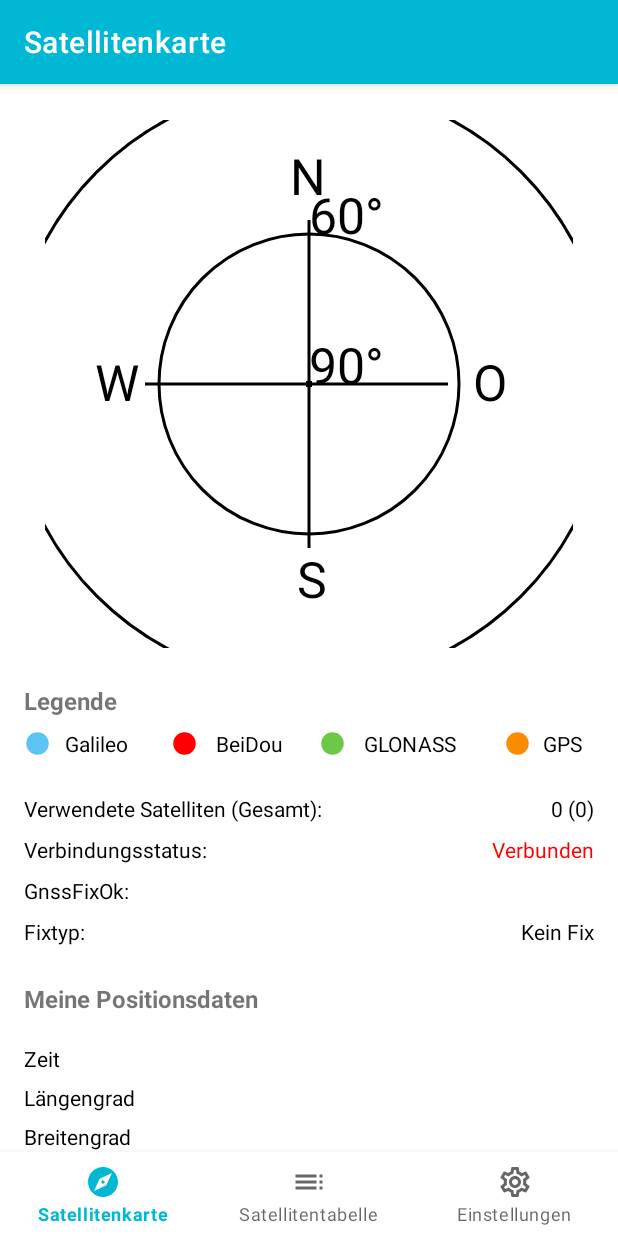
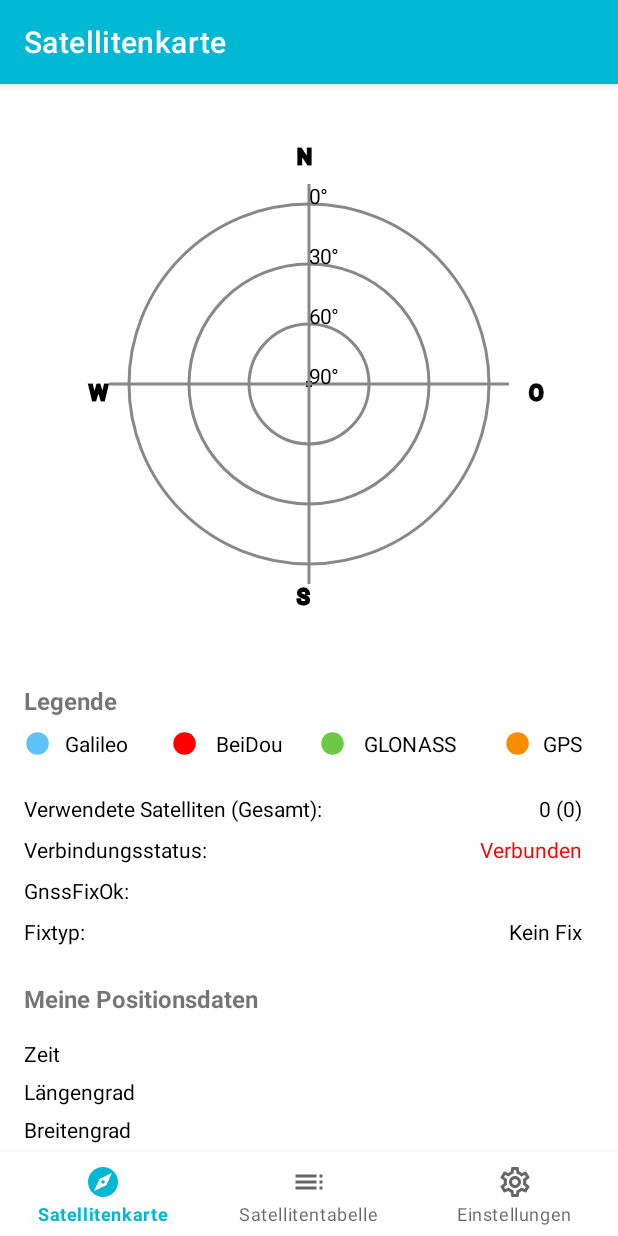
Before and after one commit to alschube/gnss-navigation-status, an Android app: the screen it shows after launch (MainActivity), on a phone screen of 412 x 824 dp. Run offline under Robolectric (Android 15) with nearby library versions, the phone set to English and light mode, and no system bars; our stand-ins replace navigation-ui.

Commit message:
made graphics dynamic to screen size

```diff
--- a/frontend/app/src/main/java/com/example/gnssnavigationstatus/ui/map/map_components/Map.kt
+++ b/frontend/app/src/main/java/com/example/gnssnavigationstatus/ui/map/map_components/Map.kt
@@ -8,6 +8,11 @@ import com.example.gnssnavigationstatus.R
 import com.example.gnssnavigationstatus.data.GnssDataHolder
 import kotlin.math.cos
 import kotlin.math.sin
+import android.os.Build
+import android.view.WindowManager
+import android.view.WindowMetrics
+import androidx.annotation.RequiresApi
+
 
 /**
  * This class is responsible for drawing the map
@@ -18,13 +23,18 @@ import kotlin.math.sin
  * @param height the height of the screen
  */
 @SuppressLint("ViewConstructor")
+@RequiresApi(Build.VERSION_CODES.R)
 class Map(context: Context, width: Int, height: Int) : View(context) {
 
+    private var wm = context.getSystemService(Context.WINDOW_SERVICE) as WindowManager
+    private var metrics:WindowMetrics = wm.currentWindowMetrics
+    private var viewRight = metrics.bounds.right
+
     /** create some variables used for calculation*/
-    private var scale: Int = 5
-    private var textSize: Float = 50f
-    private var textSizeDoubled: Float = textSize * 2
-    private var textSizeQuartered: Float = textSize * 2 / 8
+    private var scale: Int = viewRight / 250
+    private var textLabelY:Float = 16f
+    private var textLabelX:Float = 12.5f
+    private var scaledTextSize:Float = viewRight / 30f
     private val thinStroke: Float = 3f
     private val thickStroke: Float = 6f
     private var centerX: Float = width.toFloat() / 2
@@ -33,17 +43,19 @@ class Map(context: Context, width: Int, height: Int) : View(context) {
     private val thirtyDegrees:Float = 30f
     private val sixtyDegrees:Float = 60f
     private val ninetyDegrees:Float = 90f
+    private val hundredScaled:Float = 100f * scale
+    private val scaledTextDistance:Float = 110f * scale
 
     /** create some more colors*/
     private val orange: Int = Color.rgb(251, 140, 0)
-    private val dkgreen: Int = Color.rgb(0, 137, 123)
-    private val lgreen: Int = Color.rgb(109, 201, 69)
-    private val lblue: Int = Color.rgb(93, 194, 244)
+    private val lGreen: Int = Color.rgb(109, 201, 69)
+    private val lBlue: Int = Color.rgb(93, 194, 244)
 
     /** create a paint for each type of object */
     private var dotPaint = Paint()
     private var circlePaint = Paint()
     private var textPaint = Paint()
+    private var boldTextPaint = Paint()
     private var satellitePaint = Paint()
     private var satIdTextPaint = Paint()
 
@@ -61,15 +73,19 @@ class Map(context: Context, width: Int, height: Int) : View(context) {
         dotPaint = createPaint(Color.BLACK, thickStroke, Paint.Style.STROKE)
 
         //defines the style of circles
-        circlePaint = createPaint(Color.BLACK, thinStroke, Paint.Style.STROKE)
+        circlePaint = createPaint(Color.GRAY, thinStroke, Paint.Style.STROKE)
 
         //defines the style of texts
         textPaint = createPaint(Color.BLACK, thinStroke, Paint.Style.FILL)
-        textPaint.textSize = textSize
+        textPaint.textSize = scaledTextSize
+
+        //defines the style of bold texts
+        boldTextPaint = createPaint(Color.BLACK, thinStroke, Paint.Style.FILL_AND_STROKE)
+        boldTextPaint.textSize = scaledTextSize
 
         //defines the style of satelliteIdentifier
         satIdTextPaint = createPaint(Color.BLACK, 8f, Paint.Style.FILL)
-        satIdTextPaint.textSize = 40f
+        satIdTextPaint.textSize = scaledTextSize
 
         //defines the style of the satellites
         satellitePaint = createPaint(Color.TRANSPARENT, thinStroke, Paint.Style.FILL)
@@ -79,8 +95,9 @@ class Map(context: Context, width: Int, height: Int) : View(context) {
         canvas?.drawCircle(centerX, centerY, ninetyDegrees * scale, circlePaint)
         canvas?.drawCircle(centerX, centerY, sixtyDegrees * scale, circlePaint)
         canvas?.drawCircle(centerX, centerY, thirtyDegrees * scale, circlePaint)
-        canvas?.drawLine(centerX, textSizeDoubled, centerX, height - textSizeDoubled, circlePaint) //vertical line
-        canvas?.drawLine(textSizeDoubled, centerY, width - textSize * 2.5f, centerY, circlePaint) //horizontal line
+        canvas?.drawLine(centerX,
+            centerY + hundredScaled, centerX, centerY - hundredScaled, circlePaint) //vertical line
+        canvas?.drawLine(centerX + hundredScaled, centerY, centerX - hundredScaled, centerY, circlePaint) //horizontal line
 
         //labels the coordinate system
         canvas?.drawText("90°", centerX, centerY, textPaint)
@@ -88,10 +105,10 @@ class Map(context: Context, width: Int, height: Int) : View(context) {
         canvas?.drawText("30°", centerX, (centerY - sixtyDegrees * scale), textPaint)
         canvas?.drawText("0°", centerX, (centerY - ninetyDegrees * scale), textPaint)
 
-        canvas?.drawText("N", centerX - textSize * 3 / 8, textSize + textSize / 2, textPaint)
-        canvas?.drawText("S", centerX - textSizeQuartered, height - textSize, textPaint)
-        canvas?.drawText("O", width - textSizeDoubled, centerY + textSize * 1 / 3, textPaint)
-        canvas?.drawText("W", textSize, height / 2 + textSize * 1 / 3, textPaint)
+        canvas?.drawText("N", centerX - textLabelX, centerY - scaledTextDistance, boldTextPaint)
+        canvas?.drawText("S", centerX - textLabelX, centerY + scaledTextDistance, boldTextPaint)
+        canvas?.drawText("O", centerX + scaledTextDistance, centerY + textLabelY, boldTextPaint)
+        canvas?.drawText("W", centerX - scaledTextDistance, centerY + textLabelY, boldTextPaint)
 
         // draw the satellites
         // first check if data is given
@@ -104,8 +121,8 @@ class Map(context: Context, width: Int, height: Int) : View(context) {
 
                 // find correct satellite type and the according color
                 when (sat.type) {
-                    context.getString(R.string.GAL_text) -> satellitePaint.color = lblue
-                    context.getString(R.string.GLO_text) -> satellitePaint.color = lgreen
+                    context.getString(R.string.GAL_text) -> satellitePaint.color = lBlue
+                    context.getString(R.string.GLO_text) -> satellitePaint.color = lGreen
                     context.getString(R.string.BDS_text) -> satellitePaint.color = Color.RED
                     context.getString(R.string.GPS_text) -> satellitePaint.color = orange
                 }
@@ -118,6 +135,7 @@ class Map(context: Context, width: Int, height: Int) : View(context) {
                     5f * scale,
                     satellitePaint
                 )
+                //draw the satellite identifier
                 canvas?.drawText(sat.satelliteIdentifier.toString(), positionIdentityVector[0].toFloat() - 25, positionIdentityVector[1].toFloat()+10, satIdTextPaint)
             }
         }
--- a/frontend/app/src/main/res/layout/fragment_map.xml
+++ b/frontend/app/src/main/res/layout/fragment_map.xml
@@ -51,7 +51,7 @@
                 android:layout_width="wrap_content"
                 android:layout_height="wrap_content"
                 android:layout_marginTop="8dp"
-                android:layout_marginEnd="16dp"
+                android:layout_marginEnd="24dp"
                 android:text="@string/connection_status_text"
                 android:textColor="#FF0000"
                 app:layout_constraintEnd_toEndOf="parent"
@@ -79,6 +79,31 @@
                 app:layout_constraintTop_toTopOf="@+id/textView20"
                 app:layout_constraintVertical_bias="0.0"
                 android:contentDescription="@string/glonass_symbol_descr" />
+
+            <ImageView
+                android:id="@+id/beidou_symbol"
+                android:layout_width="18dp"
+                android:layout_height="19dp"
+                android:layout_marginEnd="12dp"
+                android:contentDescription="@string/beidou_symbol_descr"
+                android:src="@drawable/ic_circle_24px_brred"
+                app:layout_constraintBottom_toBottomOf="@+id/textView17"
+                app:layout_constraintEnd_toStartOf="@+id/textView20"
+                app:layout_constraintTop_toTopOf="@+id/textView17"
+                app:layout_constraintVertical_bias="0.0" />
+
+            <ImageView
+                android:id="@+id/GPS_symbol"
+                android:layout_width="18dp"
+                android:layout_height="19dp"
+                android:layout_marginEnd="8dp"
+                android:contentDescription="@string/gps_symbol_descr"
+                android:src="@drawable/ic_circle_24px_orange"
+                app:layout_constraintBottom_toBottomOf="@+id/textView19"
+                app:layout_constraintEnd_toStartOf="@+id/textView18"
+                app:layout_constraintTop_toTopOf="@+id/textView19"
+                app:layout_constraintVertical_bias="0.0"
+                tools:ignore="ImageContrastCheck" />
 
             <TextView
                 android:id="@+id/textView20"
@@ -130,30 +155,6 @@
                 app:layout_constraintTop_toTopOf="@+id/galileo_symbol"
                 app:layout_constraintVertical_bias="0.0" />
 
-            <ImageView
-                android:id="@+id/beidou_symbol"
-                android:layout_width="18dp"
-                android:layout_height="19dp"
-                android:layout_marginEnd="12dp"
-                android:src="@drawable/ic_circle_24px_brred"
-                app:layout_constraintBottom_toBottomOf="@+id/textView17"
-                app:layout_constraintEnd_toStartOf="@+id/textView20"
-                app:layout_constraintTop_toTopOf="@+id/textView17"
-                app:layout_constraintVertical_bias="0.0"
-                android:contentDescription="@string/beidou_symbol_descr" />
-
-            <ImageView
-                android:id="@+id/GPS_symbol"
-                android:layout_width="18dp"
-                android:layout_height="19dp"
-                android:layout_marginEnd="8dp"
-                android:src="@drawable/ic_circle_24px_orange"
-                app:layout_constraintBottom_toBottomOf="@+id/textView19"
-                app:layout_constraintEnd_toStartOf="@+id/textView18"
-                app:layout_constraintTop_toTopOf="@+id/textView19"
-                app:layout_constraintVertical_bias="0.0"
-                android:contentDescription="@string/gps_symbol_descr" />
-
             <TextView
                 android:id="@+id/number_sats_used_title"
                 android:layout_width="wrap_content"
@@ -172,7 +173,7 @@
                 android:layout_width="wrap_content"
                 android:layout_height="wrap_content"
                 android:layout_marginTop="24dp"
-                android:layout_marginEnd="16dp"
+                android:layout_marginEnd="24dp"
                 android:text="@string/text_number_sats"
                 android:textColor="@color/black"
                 app:layout_constraintEnd_toEndOf="parent"
@@ -195,12 +196,34 @@
                 android:layout_width="wrap_content"
                 android:layout_height="wrap_content"
                 android:layout_marginStart="16dp"
-                android:layout_marginTop="20dp"
+                android:layout_marginTop="24dp"
                 android:text="@string/title_rtcm"
                 android:textSize="16sp"
                 android:textStyle="bold"
                 app:layout_constraintStart_toStartOf="parent"
-                app:layout_constraintTop_toBottomOf="@+id/tableLayout" />
+                app:layout_constraintTop_toBottomOf="@+id/vert_acc_title" />
+
+            <TextView
+                android:id="@+id/ref_station_text"
+                android:layout_width="wrap_content"
+                android:layout_height="wrap_content"
+                android:layout_marginTop="8dp"
+                android:layout_marginEnd="24dp"
+                android:text="@string/ref_station_text"
+                android:textColor="@color/black"
+                app:layout_constraintEnd_toEndOf="parent"
+                app:layout_constraintTop_toBottomOf="@+id/rtcm_used_text" />
+
+            <TextView
+                android:id="@+id/rtcm_used_text"
+                android:layout_width="wrap_content"
+                android:layout_height="wrap_content"
+                android:layout_marginTop="8dp"
+                android:layout_marginEnd="20dp"
+                android:text="@string/title_rtcm_used"
+                android:textColor="#FF0000"
+                app:layout_constraintEnd_toEndOf="parent"
+                app:layout_constraintTop_toBottomOf="@+id/position_title2" />
 
             <TextView
                 android:id="@+id/rtcm_used_title"
@@ -225,167 +248,148 @@
                 app:layout_constraintTop_toBottomOf="@+id/rtcm_used_title" />
 
             <TextView
-                android:id="@+id/rtcm_used_text"
+                android:id="@+id/time_text"
                 android:layout_width="wrap_content"
                 android:layout_height="wrap_content"
-                android:layout_marginTop="8dp"
-                android:layout_marginEnd="16dp"
-                android:text="@string/title_rtcm_used"
-                android:textColor="#FF0000"
+                android:layout_marginTop="16dp"
+                android:layout_marginEnd="24dp"
+                android:text="@string/empty_string"
+                android:textAlignment="textEnd"
+                android:textColor="#000000"
                 app:layout_constraintEnd_toEndOf="parent"
-                app:layout_constraintTop_toBottomOf="@+id/position_title2" />
-
-            <TextView
-                android:id="@+id/ref_station_text"
-                android:layout_width="wrap_content"
-                android:layout_height="wrap_content"
-                android:layout_marginTop="8dp"
-                android:layout_marginEnd="16dp"
-                android:text="@string/ref_station_text"
-                android:textColor="@color/black"
-                app:layout_constraintEnd_toEndOf="parent"
-                app:layout_constraintTop_toBottomOf="@+id/rtcm_used_text" />
-
-            <TableLayout
-                android:id="@+id/tableLayout"
-                android:layout_width="0dp"
-                android:layout_height="wrap_content"
-                android:layout_marginStart="16dp"
-                android:layout_marginTop="16dp"
-                android:layout_marginEnd="18dp"
-                android:orientation="horizontal"
-                android:stretchColumns="0,1"
-                app:layout_constraintEnd_toEndOf="parent"
-                app:layout_constraintHorizontal_bias="0.0"
-                app:layout_constraintStart_toStartOf="parent"
-                app:layout_constraintTop_toBottomOf="@+id/position_title">
-
-                <TableRow
-                    android:layout_width="match_parent"
-                    android:layout_height="match_parent"
-                    android:layout_marginVertical="3.5dp">
+                app:layout_constraintTop_toBottomOf="@+id/position_title" />
 
             <TextView
                 android:id="@+id/time_title"
                 android:layout_width="wrap_content"
                 android:layout_height="wrap_content"
+                android:layout_marginStart="16dp"
+                android:layout_marginTop="16dp"
                 android:text="@string/title_time"
-                        android:textColor="#000000" />
+                android:textAlignment="textStart"
+                android:textColor="#000000"
+                app:layout_constraintStart_toStartOf="parent"
+                app:layout_constraintTop_toBottomOf="@+id/position_title" />
 
             <TextView
-                        android:id="@+id/time_text"
+                android:id="@+id/long_text"
                 android:layout_width="wrap_content"
                 android:layout_height="wrap_content"
+                android:layout_marginTop="6dp"
+                android:layout_marginEnd="24dp"
                 android:text="@string/empty_string"
                 android:textAlignment="textEnd"
-                        android:textColor="#000000" />
-                </TableRow>
-
-                <TableRow
-                    android:layout_width="match_parent"
-                    android:layout_height="match_parent"
-                    android:layout_marginVertical="3.5dp">
+                android:textColor="#000000"
+                app:layout_constraintEnd_toEndOf="parent"
+                app:layout_constraintTop_toBottomOf="@+id/time_title" />
 
             <TextView
                 android:id="@+id/long_title"
                 android:layout_width="wrap_content"
                 android:layout_height="wrap_content"
+                android:layout_marginStart="16dp"
+                android:layout_marginTop="6dp"
                 android:text="@string/title_longitude"
-                        android:textColor="#000000" />
-
-                    <TextView
-                        android:id="@+id/long_text"
-                        android:layout_width="wrap_content"
-                        android:layout_height="wrap_content"
-                        android:text="@string/empty_string"
-                        android:textAlignment="textEnd"
-                        android:textColor="#000000" />
-                </TableRow>
-
-                <TableRow
-                    android:layout_width="match_parent"
-                    android:layout_height="match_parent"
-                    android:layout_marginVertical="3.5dp">
+                android:textAlignment="textStart"
+                android:textColor="#000000"
+                app:layout_constraintStart_toStartOf="parent"
+                app:layout_constraintTop_toBottomOf="@+id/time_title" />
 
             <TextView
                 android:id="@+id/lat_title"
                 android:layout_width="wrap_content"
                 android:layout_height="wrap_content"
+                android:layout_marginStart="16dp"
+                android:layout_marginTop="6dp"
                 android:text="@string/title_latitude"
-                        android:textColor="#000000" />
+                android:textAlignment="textStart"
+                android:textColor="#000000"
+                app:layout_constraintStart_toStartOf="parent"
+                app:layout_constraintTop_toBottomOf="@+id/long_title" />
+
+            <TextView
+                android:id="@+id/vert_acc_title"
+                android:layout_width="wrap_content"
+                android:layout_height="wrap_content"
+                android:layout_marginStart="16dp"
+                android:layout_marginTop="6dp"
+                android:text="@string/title_vertical_acc"
+                android:textAlignment="textStart"
+                android:textColor="#000000"
+                app:layout_constraintStart_toStartOf="parent"
+                app:layout_constraintTop_toBottomOf="@+id/horiz_acc_title" />
+
+            <TextView
+                android:id="@+id/vert_acc_text"
+                android:layout_width="wrap_content"
+                android:layout_height="wrap_content"
+                android:layout_marginTop="6dp"
+                android:layout_marginEnd="24dp"
+                android:text="@string/empty_string"
+                android:textAlignment="textEnd"
+                android:textColor="#000000"
+                app:layout_constraintEnd_toEndOf="parent"
+                app:layout_constraintTop_toBottomOf="@+id/horiz_acc_title" />
+
+            <TextView
+                android:id="@+id/horiz_acc_title"
+                android:layout_width="wrap_content"
+                android:layout_height="wrap_content"
+                android:layout_marginStart="16dp"
+                android:layout_marginTop="6dp"
+                android:text="@string/title_horizontal_acc"
+                android:textAlignment="textStart"
+                android:textColor="#000000"
+                app:layout_constraintStart_toStartOf="parent"
+                app:layout_constraintTop_toBottomOf="@+id/height_title" />
+
+            <TextView
+                android:id="@+id/horiz_acc_text"
+                android:layout_width="wrap_content"
+                android:layout_height="wrap_content"
+                android:layout_marginTop="6dp"
+                android:layout_marginEnd="24dp"
+                android:text="@string/empty_string"
+                android:textAlignment="textEnd"
+                android:textColor="#000000"
+                app:layout_constraintEnd_toEndOf="parent"
+                app:layout_constraintTop_toBottomOf="@+id/height_title" />
+
+            <TextView
+                android:id="@+id/height_title"
+                android:layout_width="wrap_content"
+                android:layout_height="wrap_content"
+                android:layout_marginStart="16dp"
+                android:layout_marginTop="6dp"
+                android:text="@string/title_height"
+                android:textAlignment="textStart"
+                android:textColor="#000000"
+                app:layout_constraintStart_toStartOf="parent"
+                app:layout_constraintTop_toBottomOf="@+id/lat_title" />
+
+            <TextView
+                android:id="@+id/height_text"
+                android:layout_width="wrap_content"
+                android:layout_height="wrap_content"
+                android:layout_marginTop="6dp"
+                android:layout_marginEnd="24dp"
+                android:text="@string/empty_string"
+                android:textAlignment="textEnd"
+                android:textColor="#000000"
+                app:layout_constraintEnd_toEndOf="parent"
+                app:layout_constraintTop_toBottomOf="@+id/lat_title" />
 
             <TextView
                 android:id="@+id/lat_text"
                 android:layout_width="wrap_content"
                 android:layout_height="wrap_content"
+                android:layout_marginTop="6dp"
+                android:layout_marginEnd="24dp"
                 android:text="@string/empty_string"
                 android:textAlignment="textEnd"
-                        android:textColor="#000000" />
-                </TableRow>
-
-                <TableRow
-                    android:layout_width="match_parent"
-                    android:layout_height="match_parent"
-                    android:layout_marginVertical="3.5dp">
-
-                    <TextView
-                        android:id="@+id/height_title"
-                        android:layout_width="wrap_content"
-                        android:layout_height="wrap_content"
-                        android:text="@string/title_height"
-                        android:textColor="#000000" />
-
-                    <TextView
-                        android:id="@+id/height_text"
-                        android:layout_width="wrap_content"
-                        android:layout_height="wrap_content"
-                        android:text="@string/empty_string"
-                        android:textAlignment="textEnd"
-                        android:textColor="#000000" />
-                </TableRow>
-
-                <TableRow
-                    android:layout_width="match_parent"
-                    android:layout_height="match_parent"
-                    android:layout_marginVertical="3.5dp">
-
-                    <TextView
-                        android:id="@+id/horiz_acc_title"
-                        android:layout_width="wrap_content"
-                        android:layout_height="wrap_content"
-                        android:text="@string/title_horizontal_acc"
-                        android:textColor="#000000" />
-
-                    <TextView
-                        android:id="@+id/horiz_acc_text"
-                        android:layout_width="wrap_content"
-                        android:layout_height="wrap_content"
-                        android:text="@string/empty_string"
-                        android:textAlignment="textEnd"
-                        android:textColor="#000000" />
-                </TableRow>
-
-                <TableRow
-                    android:layout_width="match_parent"
-                    android:layout_height="match_parent"
-                    android:layout_marginVertical="3.5dp">
-
-                    <TextView
-                        android:id="@+id/vert_acc_title"
-                        android:layout_width="wrap_content"
-                        android:layout_height="wrap_content"
-                        android:text="@string/title_vertical_acc"
-                        android:textColor="#000000" />
-
-                    <TextView
-                        android:id="@+id/vert_acc_text"
-                        android:layout_width="wrap_content"
-                        android:layout_height="wrap_content"
-                        android:text="@string/empty_string"
-                        android:textAlignment="textEnd"
-                        android:textColor="#000000" />
-                </TableRow>
-            </TableLayout>
+                android:textColor="#000000"
+                app:layout_constraintEnd_toEndOf="parent"
+                app:layout_constraintTop_toBottomOf="@+id/long_title" />
 
             <androidx.constraintlayout.widget.Guideline
                 android:id="@+id/guideline2"
@@ -410,7 +414,7 @@
                 android:layout_width="wrap_content"
                 android:layout_height="wrap_content"
                 android:layout_marginTop="8dp"
-                android:layout_marginEnd="16dp"
+                android:layout_marginEnd="24dp"
                 android:text="@string/empty_string"
                 android:textColor="#FF0000"
                 app:layout_constraintEnd_toEndOf="parent"
@@ -432,7 +436,7 @@
                 android:layout_width="wrap_content"
                 android:layout_height="wrap_content"
                 android:layout_marginTop="8dp"
-                android:layout_marginEnd="16dp"
+                android:layout_marginEnd="24dp"
                 android:text="@string/text_fix_type"
                 android:textColor="@color/black"
                 app:layout_constraintEnd_toEndOf="parent"
```
Lines whose indentation alone changed are shown as unchanged.
